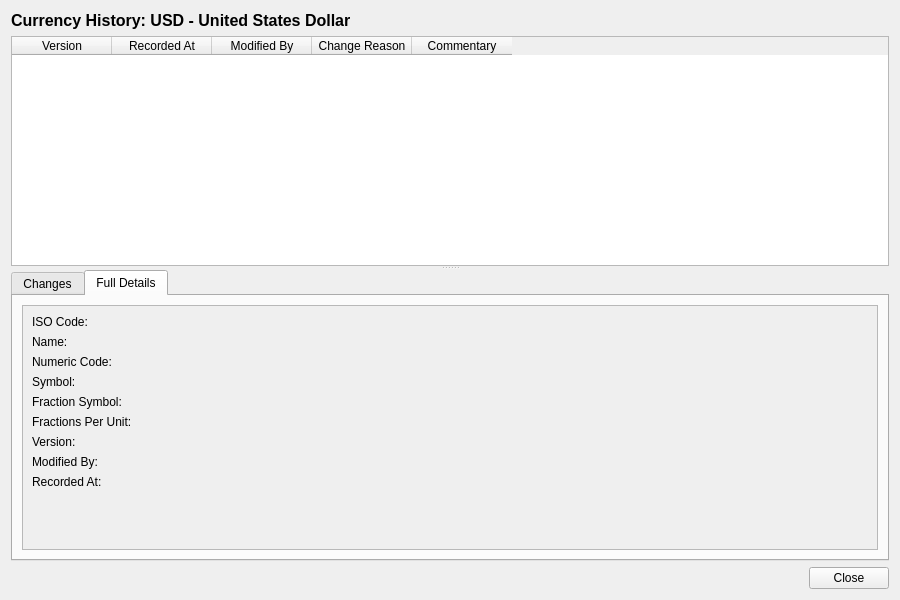
Before: the Qt Designer form projects/ores.qt/refdata/ui/CurrencyHistoryDialog.ui in OreStudio/OreStudio, drawn with Qt 5.
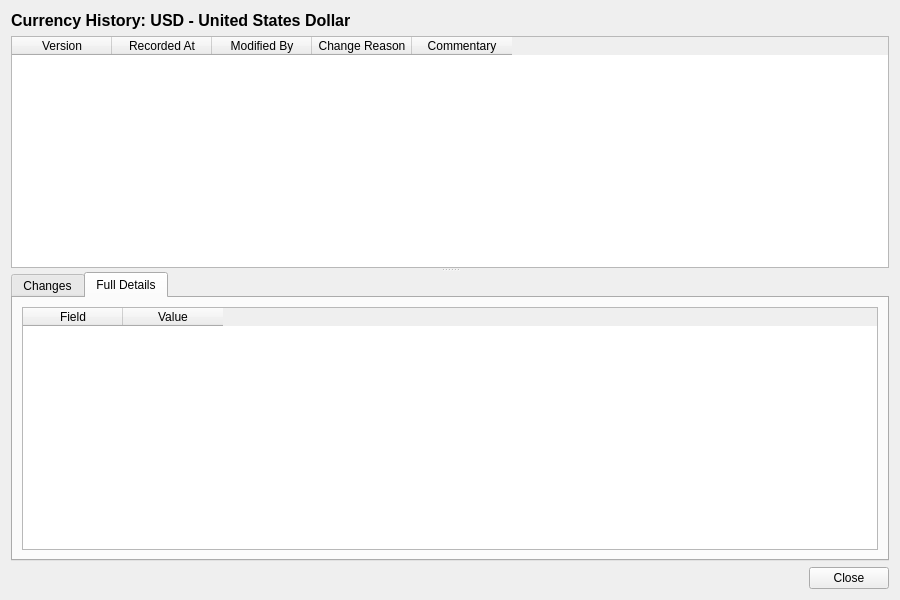
After: the same form once the commit is applied. The open tabs and pages were chosen to show the change.

Commit message:
[qt] Render server-computed currency history rows
CurrencyHistoryDialog is now a pure renderer: the changes tab shows
the server's diff entries verbatim and the full-details tab becomes
a Field/Value table populated from the server's rendered fields plus
the version metadata, with flag icons via the existing cell-widget
hook. No field-comparison code remains in the dialog.

Story-ID: 037B474D-84ED-4888-9054-D58AB1FB10D2
Task-ID: D575DCF0-2341-4630-9C47-F428F82C2FCE

```diff
--- a/projects/ores.qt/refdata/ui/CurrencyHistoryDialog.ui
+++ b/projects/ores.qt/refdata/ui/CurrencyHistoryDialog.ui
@@ -140,148 +140,26 @@
           </attribute>
           <layout class="QVBoxLayout" name="fullDetailsTabLayout">
            <item>
-            <widget class="QScrollArea" name="scrollArea">
-             <property name="widgetResizable">
+            <widget class="QTableWidget" name="detailsTableWidget">
+             <property name="editTriggers">
+              <set>QAbstractItemView::NoEditTriggers</set>
+             </property>
+             <property name="alternatingRowColors">
               <bool>true</bool>
              </property>
-             <widget class="QWidget" name="scrollAreaWidgetContents">
-              <property name="geometry">
-               <rect>
-                <x>0</x>
-                <y>0</y>
-                <width>560</width>
-                <height>450</height>
-               </rect>
+             <property name="selectionMode">
+              <enum>QAbstractItemView::NoSelection</enum>
+             </property>
+             <column>
+              <property name="text">
+               <string>Field</string>
               </property>
-              <layout class="QFormLayout" name="formLayout">
-               <item row="0" column="0">
-                <widget class="QLabel" name="isoCodeLabel">
-                 <property name="text">
-                  <string>ISO Code:</string>
-                 </property>
-                </widget>
-               </item>
-               <item row="0" column="1">
-                <widget class="QLabel" name="isoCodeValue">
-                 <property name="text">
-                  <string/>
-                 </property>
-                </widget>
-               </item>
-               <item row="1" column="0">
-                <widget class="QLabel" name="nameLabel">
-                 <property name="text">
-                  <string>Name:</string>
-                 </property>
-                </widget>
-               </item>
-               <item row="1" column="1">
-                <widget class="QLabel" name="nameValue">
-                 <property name="text">
-                  <string/>
-                 </property>
-                </widget>
-               </item>
-               <item row="2" column="0">
-                <widget class="QLabel" name="numericCodeLabel">
-                 <property name="text">
-                  <string>Numeric Code:</string>
-                 </property>
-                </widget>
-               </item>
-               <item row="2" column="1">
-                <widget class="QLabel" name="numericCodeValue">
-                 <property name="text">
-                  <string/>
-                 </property>
-                </widget>
-               </item>
-               <item row="3" column="0">
-                <widget class="QLabel" name="symbolLabel">
-                 <property name="text">
-                  <string>Symbol:</string>
-                 </property>
-                </widget>
-               </item>
-               <item row="3" column="1">
-                <widget class="QLabel" name="symbolValue">
-                 <property name="text">
-                  <string/>
-                 </property>
-                </widget>
-               </item>
-               <item row="4" column="0">
-                <widget class="QLabel" name="fractionSymbolLabel">
-                 <property name="text">
-                  <string>Fraction Symbol:</string>
-                 </property>
-                </widget>
-               </item>
-               <item row="4" column="1">
-                <widget class="QLabel" name="fractionSymbolValue">
-                 <property name="text">
-                  <string/>
-                 </property>
-                </widget>
-               </item>
-               <item row="5" column="0">
-                <widget class="QLabel" name="fractionsPerUnitLabel">
-                 <property name="text">
-                  <string>Fractions Per Unit:</string>
-                 </property>
-                </widget>
-               </item>
-               <item row="5" column="1">
-                <widget class="QLabel" name="fractionsPerUnitValue">
-                 <property name="text">
-                  <string/>
-                 </property>
-                </widget>
-               </item>
-               <item row="6" column="0">
-                <widget class="QLabel" name="versionNumberLabel">
-                 <property name="text">
-                  <string>Version:</string>
-                 </property>
-                </widget>
-               </item>
-               <item row="6" column="1">
-                <widget class="QLabel" name="versionNumberValue">
-                 <property name="text">
-                  <string/>
-                 </property>
-                </widget>
-               </item>
-               <item row="7" column="0">
-                <widget class="QLabel" name="modifiedByLabel">
-                 <property name="text">
-                  <string>Modified By:</string>
-                 </property>
-                </widget>
-               </item>
-               <item row="7" column="1">
-                <widget class="QLabel" name="modifiedByValue">
-                 <property name="text">
-                  <string/>
-                 </property>
-                </widget>
-               </item>
-               <item row="8" column="0">
-                <widget class="QLabel" name="recordedAtLabel">
-                 <property name="text">
-                  <string>Recorded At:</string>
-                 </property>
-                </widget>
-               </item>
-               <item row="8" column="1">
-                <widget class="QLabel" name="recordedAtValue">
-                 <property name="text">
-                  <string/>
-                 </property>
-                </widget>
-               </item>
-              </layout>
-             </widget>
+             </column>
+             <column>
+              <property name="text">
+               <string>Value</string>
+              </property>
+             </column>
             </widget>
            </item>
           </layout>
```
The commit also changes 1 other file.
